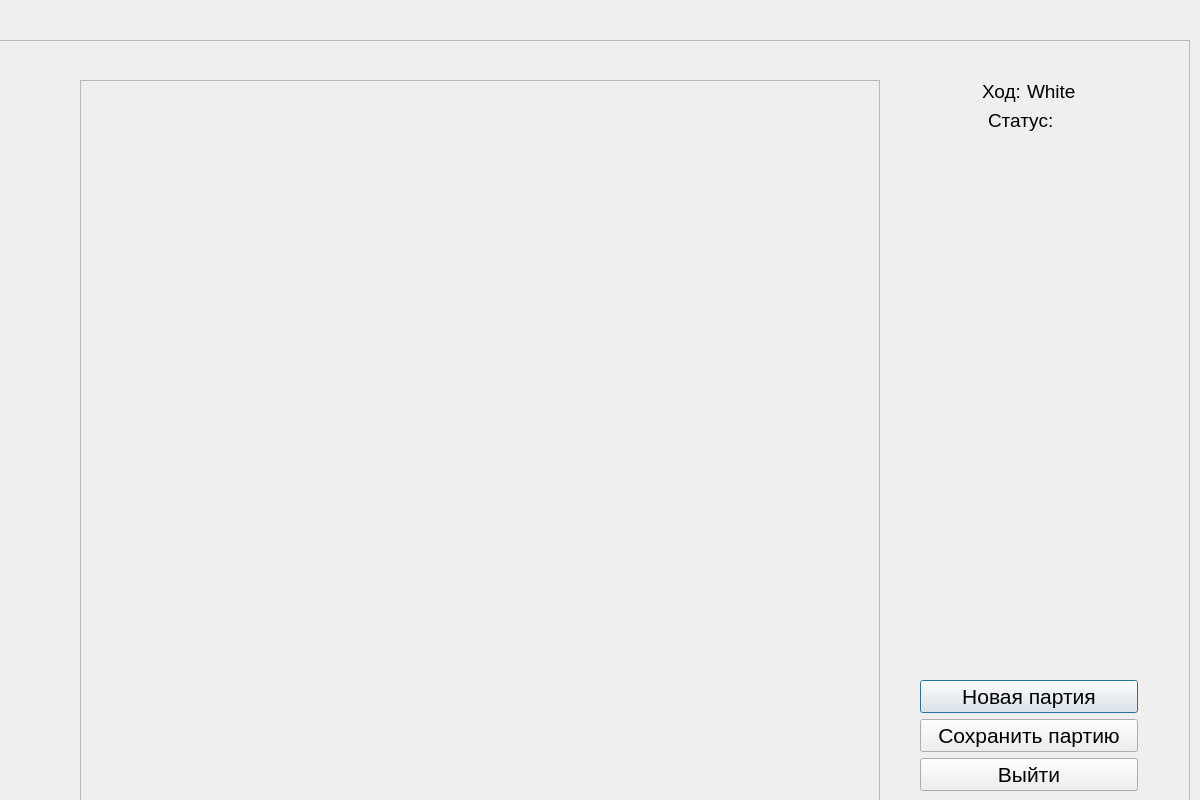
This is gamewindow.ui in ikotyurg/chess100 as Qt 5 draws it before an edit. The edited form follows.
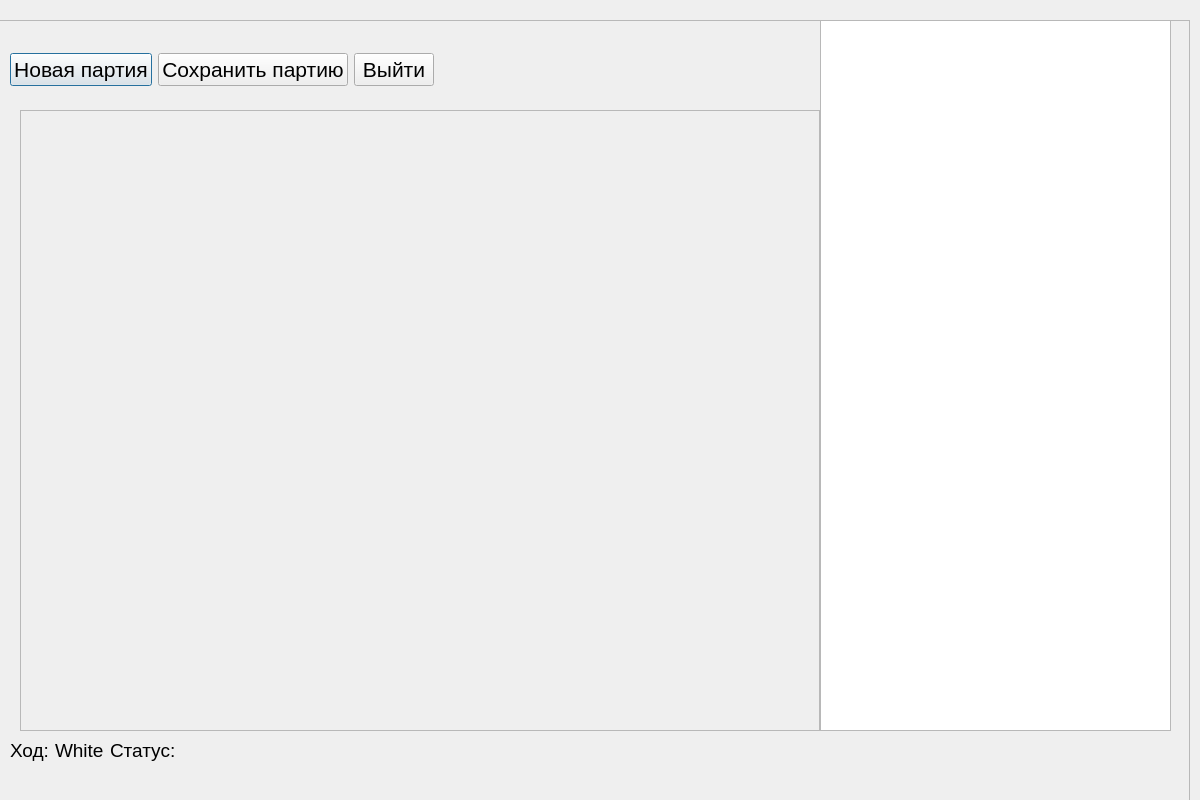
This is the edited form.

What changed in the file:
```diff
--- a/gamewindow.ui
+++ b/gamewindow.ui
@@ -17,7 +17,7 @@
    <property name="geometry">
     <rect>
      <x>-10</x>
-     <y>40</y>
+     <y>20</y>
      <width>1200</width>
      <height>800</height>
     </rect>
@@ -28,36 +28,73 @@
    <property name="frameShadow">
     <enum>QFrame::Shadow::Raised</enum>
    </property>
-   <widget class="QFrame" name="chessboard_frame">
-    <property name="geometry">
-     <rect>
-      <x>90</x>
-      <y>40</y>
-      <width>800</width>
-      <height>800</height>
-     </rect>
-    </property>
-    <property name="frameShape">
-     <enum>QFrame::Shape::StyledPanel</enum>
-    </property>
-    <property name="frameShadow">
-     <enum>QFrame::Shadow::Raised</enum>
-    </property>
-   </widget>
    <widget class="QWidget" name="layoutWidget">
     <property name="geometry">
      <rect>
-      <x>930</x>
-      <y>40</y>
-      <width>218</width>
+      <x>830</x>
+      <y>0</y>
+      <width>351</width>
       <height>711</height>
      </rect>
     </property>
     <layout class="QVBoxLayout" name="verticalLayout">
      <item>
-      <layout class="QHBoxLayout" name="horizontalLayout">
+      <layout class="QHBoxLayout" name="horizontalLayout_2">
        <item>
-        <spacer name="horizontalSpacer_3">
+        <widget class="QListView" name="listView"/>
+       </item>
+      </layout>
+     </item>
+    </layout>
+   </widget>
+   <widget class="QWidget" name="horizontalLayoutWidget">
+    <property name="geometry">
+     <rect>
+      <x>20</x>
+      <y>10</y>
+      <width>1181</width>
+      <height>80</height>
+     </rect>
+    </property>
+    <layout class="QHBoxLayout" name="horizontalLayout_3">
+     <item>
+      <widget class="QPushButton" name="newgame">
+       <property name="font">
+        <font>
+         <pointsize>16</pointsize>
+        </font>
+       </property>
+       <property name="text">
+        <string>Новая партия</string>
+       </property>
+      </widget>
+     </item>
+     <item>
+      <widget class="QPushButton" name="savegame">
+       <property name="font">
+        <font>
+         <pointsize>16</pointsize>
+        </font>
+       </property>
+       <property name="text">
+        <string>Сохранить партию</string>
+       </property>
+      </widget>
+     </item>
+     <item>
+      <widget class="QPushButton" name="exit">
+       <property name="font">
+        <font>
+         <pointsize>16</pointsize>
+        </font>
+       </property>
+       <property name="text">
+        <string>Выйти</string>
+       </property>
+      </widget>
+     </item>
+     <item>
+      <spacer name="horizontalSpacer_6">
          <property name="orientation">
           <enum>Qt::Orientation::Horizontal</enum>
          </property>
@@ -69,6 +106,34 @@
          </property>
         </spacer>
        </item>
+    </layout>
+   </widget>
+   <widget class="QFrame" name="chessboard_frame">
+    <property name="geometry">
+     <rect>
+      <x>30</x>
+      <y>90</y>
+      <width>800</width>
+      <height>621</height>
+     </rect>
+    </property>
+    <property name="frameShape">
+     <enum>QFrame::Shape::StyledPanel</enum>
+    </property>
+    <property name="frameShadow">
+     <enum>QFrame::Shadow::Raised</enum>
+    </property>
+   </widget>
+   <widget class="QWidget" name="horizontalLayoutWidget_2">
+    <property name="geometry">
+     <rect>
+      <x>20</x>
+      <y>690</y>
+      <width>901</width>
+      <height>80</height>
+     </rect>
+    </property>
+    <layout class="QHBoxLayout" name="horizontalLayout_4">
        <item>
         <widget class="QLabel" name="label">
          <property name="font">
@@ -94,36 +159,6 @@
         </widget>
        </item>
        <item>
-        <spacer name="horizontalSpacer">
-         <property name="orientation">
-          <enum>Qt::Orientation::Horizontal</enum>
-         </property>
-         <property name="sizeHint" stdset="0">
-          <size>
-           <width>40</width>
-           <height>20</height>
-          </size>
-         </property>
-        </spacer>
-       </item>
-      </layout>
-     </item>
-     <item>
-      <layout class="QHBoxLayout" name="horizontalLayout_2">
-       <item>
-        <spacer name="horizontalSpacer_4">
-         <property name="orientation">
-          <enum>Qt::Orientation::Horizontal</enum>
-         </property>
-         <property name="sizeHint" stdset="0">
-          <size>
-           <width>40</width>
-           <height>20</height>
-          </size>
-         </property>
-        </spacer>
-       </item>
-       <item>
         <widget class="QLabel" name="label_3">
          <property name="font">
           <font>
@@ -148,7 +183,7 @@
         </widget>
        </item>
        <item>
-        <spacer name="horizontalSpacer_2">
+      <spacer name="horizontalSpacer">
          <property name="orientation">
           <enum>Qt::Orientation::Horizontal</enum>
          </property>
@@ -159,57 +194,6 @@
           </size>
          </property>
         </spacer>
-       </item>
-      </layout>
-     </item>
-     <item>
-      <spacer name="verticalSpacer">
-       <property name="orientation">
-        <enum>Qt::Orientation::Vertical</enum>
-       </property>
-       <property name="sizeHint" stdset="0">
-        <size>
-         <width>20</width>
-         <height>40</height>
-        </size>
-       </property>
-      </spacer>
-     </item>
-     <item>
-      <widget class="QPushButton" name="newgame">
-       <property name="font">
-        <font>
-         <pointsize>16</pointsize>
-        </font>
-       </property>
-       <property name="text">
-        <string>Новая партия</string>
-       </property>
-      </widget>
-     </item>
-     <item>
-      <widget class="QPushButton" name="savegame">
-       <property name="font">
-        <font>
-         <pointsize>16</pointsize>
-        </font>
-       </property>
-       <property name="text">
-        <string>Сохранить партию</string>
-       </property>
-      </widget>
-     </item>
-     <item>
-      <widget class="QPushButton" name="exit">
-       <property name="font">
-        <font>
-         <pointsize>16</pointsize>
-        </font>
-       </property>
-       <property name="text">
-        <string>Выйти</string>
-       </property>
-      </widget>
      </item>
     </layout>
    </widget>
```
Lines whose indentation alone changed are shown as unchanged.
